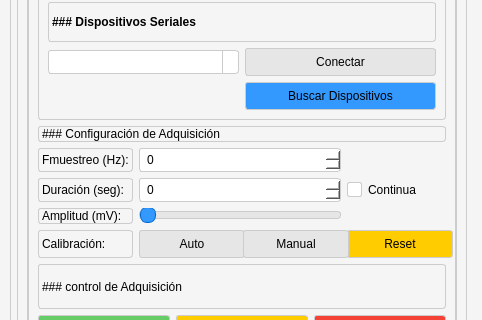
Before: the Qt Designer form src/ui/main.ui in Debaq/FisioAccess, drawn with Qt 5; both pictures show x 819 to 1301 and y 193 to 513 of the 1301 by 772 pixel window.
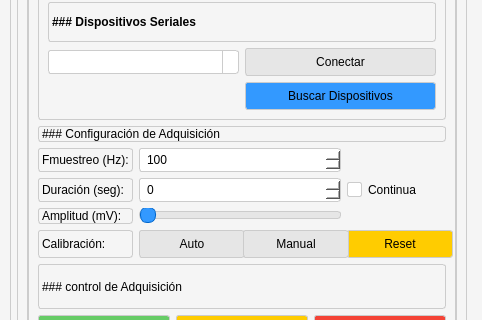
After: the same form once the commit is applied. Icons and pictures are not drawn.

Diff of the .ui file:
```diff
--- a/src/ui/main.ui
+++ b/src/ui/main.ui
@@ -1056,7 +1056,17 @@
                 <widget class="QSpinBox" name="spinBox"/>
                </item>
                <item row="1" column="1" colspan="2">
-                <widget class="QSpinBox" name="spinBox_2"/>
+                <widget class="QSpinBox" name="spin_fs">
+                 <property name="minimum">
+                  <number>100</number>
+                 </property>
+                 <property name="maximum">
+                  <number>1000</number>
+                 </property>
+                 <property name="singleStep">
+                  <number>100</number>
+                 </property>
+                </widget>
                </item>
                <item row="3" column="1" colspan="2">
                 <widget class="QSlider" name="horizontalSlider">
```
Left out of the diff: 6 changed lines with no effect on the pictures.
